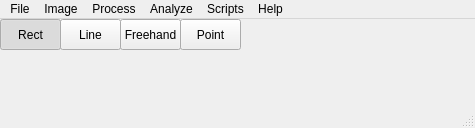
First picture: the form in gui/main.ui, repository flika-org/flika, before the edit.
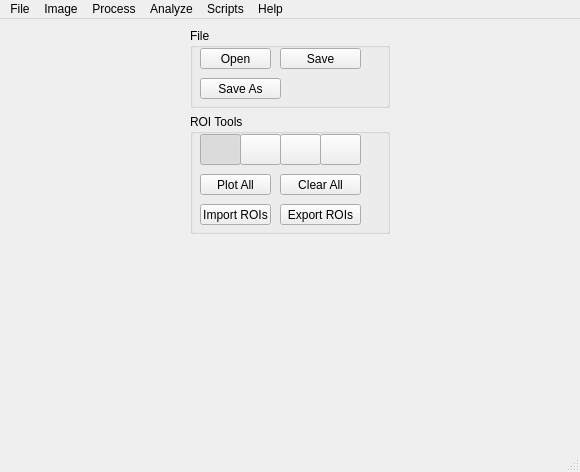
Second picture: the form after the edit. Icons and pictures are not drawn.

Patch:
```diff
--- a/gui/main.ui
+++ b/gui/main.ui
@@ -6,26 +6,198 @@
    <rect>
     <x>0</x>
     <y>0</y>
-    <width>475</width>
-    <height>128</height>
+    <width>580</width>
+    <height>472</height>
    </rect>
   </property>
   <property name="windowTitle">
    <string>FLIKA</string>
   </property>
   <widget class="QWidget" name="centralwidget">
+   <layout class="QGridLayout" name="gridLayout" columnstretch="0">
+    <item row="0" column="0">
+     <layout class="QVBoxLayout" name="verticalLayout" stretch="0,0,1">
+      <property name="sizeConstraint">
+       <enum>QLayout::SetDefaultConstraint</enum>
+      </property>
+      <item>
+       <widget class="QGroupBox" name="groupBox_3">
+        <property name="minimumSize">
+         <size>
+          <width>180</width>
+          <height>80</height>
+         </size>
+        </property>
+        <property name="maximumSize">
+         <size>
+          <width>200</width>
+          <height>16777215</height>
+         </size>
+        </property>
+        <property name="title">
+         <string>File</string>
+        </property>
+        <widget class="QPushButton" name="openButton">
+         <property name="geometry">
+          <rect>
+           <x>10</x>
+           <y>20</y>
+           <width>71</width>
+           <height>21</height>
+          </rect>
+         </property>
+         <property name="text">
+          <string>Open</string>
+         </property>
+        </widget>
+        <widget class="QPushButton" name="saveButton">
+         <property name="geometry">
+          <rect>
+           <x>90</x>
+           <y>20</y>
+           <width>81</width>
+           <height>21</height>
+          </rect>
+         </property>
+         <property name="text">
+          <string>Save</string>
+         </property>
+        </widget>
+        <widget class="QPushButton" name="saveAsButton">
+         <property name="geometry">
+          <rect>
+           <x>10</x>
+           <y>50</y>
+           <width>81</width>
+           <height>21</height>
+          </rect>
+         </property>
+         <property name="text">
+          <string>Save As</string>
+         </property>
+        </widget>
+       </widget>
+      </item>
+      <item>
+       <widget class="QGroupBox" name="groupBox">
+        <property name="minimumSize">
+         <size>
+          <width>180</width>
+          <height>120</height>
+         </size>
+        </property>
+        <property name="maximumSize">
+         <size>
+          <width>200</width>
+          <height>16777215</height>
+         </size>
+        </property>
+        <property name="title">
+         <string>ROI Tools</string>
+        </property>
+        <widget class="QPushButton" name="plotAllButton">
+         <property name="geometry">
+          <rect>
+           <x>10</x>
+           <y>60</y>
+           <width>71</width>
+           <height>21</height>
+          </rect>
+         </property>
+         <property name="text">
+          <string>Plot All</string>
+         </property>
+        </widget>
+        <widget class="QPushButton" name="clearButton">
+         <property name="geometry">
+          <rect>
+           <x>90</x>
+           <y>60</y>
+           <width>81</width>
+           <height>21</height>
+          </rect>
+         </property>
+         <property name="text">
+          <string>Clear All</string>
+         </property>
+        </widget>
+        <widget class="QPushButton" name="importROIButton">
+         <property name="geometry">
+          <rect>
+           <x>10</x>
+           <y>90</y>
+           <width>71</width>
+           <height>21</height>
+          </rect>
+         </property>
+         <property name="text">
+          <string>Import ROIs</string>
+         </property>
+        </widget>
+        <widget class="QPushButton" name="exportROIButton">
+         <property name="geometry">
+          <rect>
+           <x>90</x>
+           <y>90</y>
+           <width>81</width>
+           <height>21</height>
+          </rect>
+         </property>
+         <property name="text">
+          <string>Export ROIs</string>
+         </property>
+        </widget>
+        <widget class="QPushButton" name="point">
+         <property name="geometry">
+          <rect>
+           <x>130</x>
+           <y>20</y>
+           <width>41</width>
+           <height>31</height>
+          </rect>
+         </property>
+         <property name="toolTip">
+          <string>Point</string>
+         </property>
+         <property name="text">
+          <string/>
+         </property>
+         <property name="icon">
+          <iconset>
+           <normaloff>../images/point.png</normaloff>../images/point.png</iconset>
+         </property>
+         <property name="checkable">
+          <bool>true</bool>
+         </property>
+         <property name="checked">
+          <bool>false</bool>
+         </property>
+         <property name="autoExclusive">
+          <bool>true</bool>
+         </property>
+         <property name="flat">
+          <bool>false</bool>
+         </property>
+        </widget>
    <widget class="QPushButton" name="freehand">
     <property name="geometry">
      <rect>
-      <x>120</x>
-      <y>0</y>
-      <width>61</width>
+           <x>90</x>
+           <y>20</y>
+           <width>41</width>
       <height>31</height>
      </rect>
     </property>
-    <property name="text">
+         <property name="toolTip">
      <string>Freehand</string>
     </property>
+         <property name="text">
+          <string/>
+         </property>
+         <property name="icon">
+          <iconset>
+           <normaloff>../images/freehand.png</normaloff>../images/freehand.png</iconset>
+         </property>
     <property name="checkable">
      <bool>true</bool>
     </property>
@@ -42,15 +214,22 @@
    <widget class="QPushButton" name="line">
     <property name="geometry">
      <rect>
-      <x>60</x>
-      <y>0</y>
-      <width>61</width>
+           <x>50</x>
+           <y>20</y>
+           <width>41</width>
       <height>31</height>
      </rect>
     </property>
-    <property name="text">
+         <property name="toolTip">
      <string>Line</string>
     </property>
+         <property name="text">
+          <string/>
+         </property>
+         <property name="icon">
+          <iconset>
+           <normaloff>../images/line.png</normaloff>../images/line.png</iconset>
+         </property>
     <property name="checkable">
      <bool>true</bool>
     </property>
@@ -64,15 +243,19 @@
    <widget class="QPushButton" name="rectangle">
     <property name="geometry">
      <rect>
-      <x>0</x>
-      <y>0</y>
-      <width>61</width>
+           <x>10</x>
+           <y>20</y>
+           <width>41</width>
       <height>31</height>
      </rect>
     </property>
     <property name="text">
-     <string>Rect</string>
-    </property>
+          <string/>
+         </property>
+         <property name="icon">
+          <iconset>
+           <normaloff>../images/rect.png</normaloff>../images/rect.png</iconset>
+         </property>
     <property name="checkable">
      <bool>true</bool>
     </property>
@@ -86,38 +269,31 @@
      <bool>false</bool>
     </property>
    </widget>
-   <widget class="QPushButton" name="point">
-    <property name="geometry">
-     <rect>
-      <x>180</x>
-      <y>0</y>
-      <width>61</width>
-      <height>31</height>
-     </rect>
-    </property>
-    <property name="text">
-     <string>Point</string>
-    </property>
-    <property name="checkable">
-     <bool>true</bool>
-    </property>
-    <property name="checked">
-     <bool>false</bool>
-    </property>
-    <property name="autoExclusive">
-     <bool>true</bool>
-    </property>
-    <property name="flat">
-     <bool>false</bool>
-    </property>
-   </widget>
+       </widget>
+      </item>
+      <item>
+       <spacer name="verticalSpacer">
+        <property name="orientation">
+         <enum>Qt::Vertical</enum>
+        </property>
+        <property name="sizeHint" stdset="0">
+         <size>
+          <width>20</width>
+          <height>40</height>
+         </size>
+        </property>
+       </spacer>
+      </item>
+     </layout>
+    </item>
+   </layout>
   </widget>
   <widget class="QMenuBar" name="menubar">
    <property name="geometry">
     <rect>
      <x>0</x>
      <y>0</y>
-     <width>475</width>
+     <width>580</width>
      <height>21</height>
     </rect>
    </property>
```
Left out of the diff: 18 changed lines with no effect on the pictures. Lines whose indentation alone changed are shown as unchanged.
